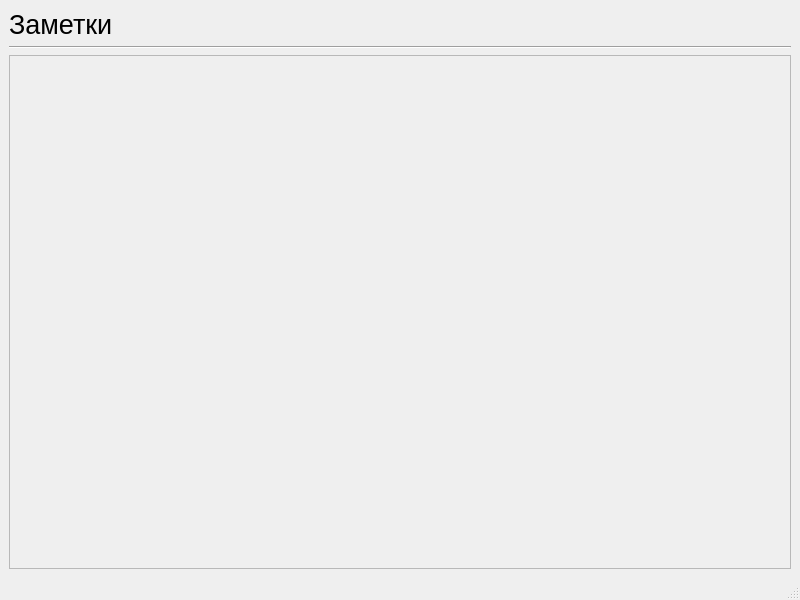
First picture: the form in notes.ui, repository Ore111ek/ThisLifeIsMine, before the edit.
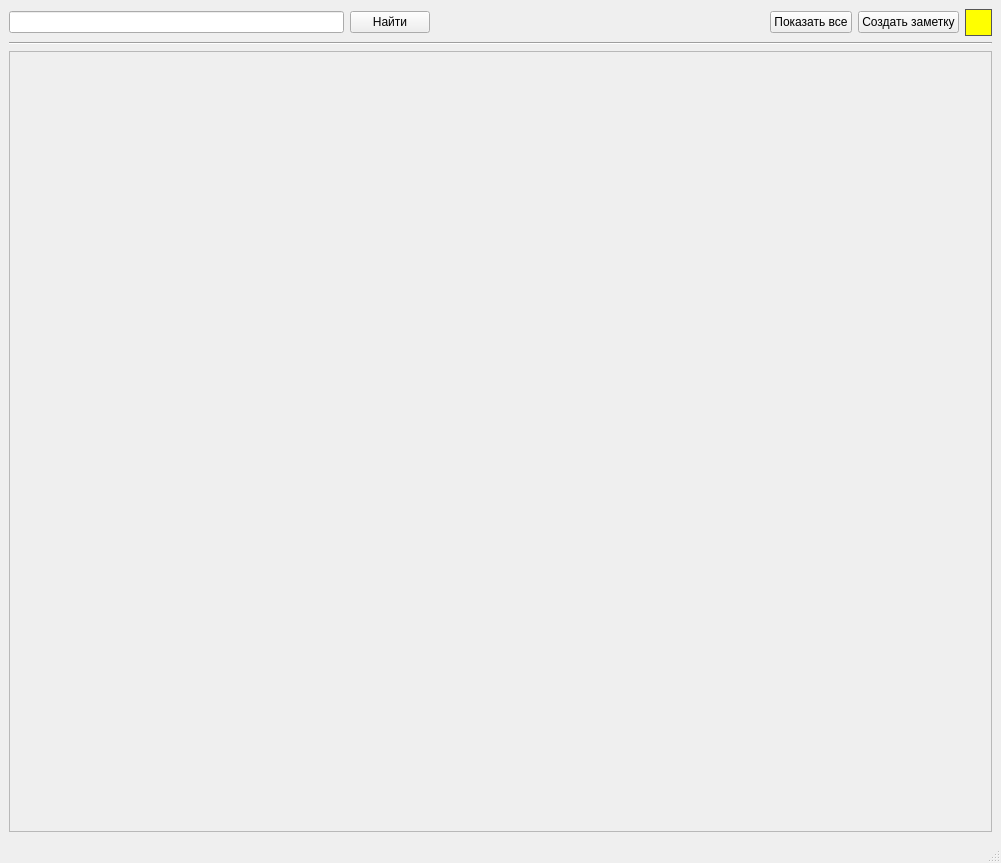
Second picture: the form after the edit. Icons and pictures are not drawn.

Patch:
```diff
--- a/notes.ui
+++ b/notes.ui
@@ -6,8 +6,8 @@
    <rect>
     <x>0</x>
     <y>0</y>
-    <width>800</width>
-    <height>600</height>
+    <width>1001</width>
+    <height>863</height>
    </rect>
   </property>
   <property name="windowTitle">
@@ -21,16 +21,60 @@
   <widget class="QWidget" name="centralwidget">
    <layout class="QVBoxLayout" name="verticalLayout">
     <item>
-     <widget class="QLabel" name="label">
-      <property name="font">
-       <font>
-        <pointsize>20</pointsize>
-       </font>
-      </property>
-      <property name="text">
-       <string>Заметки</string>
-      </property>
-     </widget>
+     <layout class="QHBoxLayout" name="horizontalLayout">
+      <item>
+       <widget class="QLineEdit" name="findEdit"/>
+      </item>
+      <item>
+       <widget class="QPushButton" name="findButton">
+        <property name="text">
+         <string>Найти</string>
+        </property>
+       </widget>
+      </item>
+      <item>
+       <spacer name="horizontalSpacer">
+        <property name="orientation">
+         <enum>Qt::Horizontal</enum>
+        </property>
+        <property name="sizeHint" stdset="0">
+         <size>
+          <width>40</width>
+          <height>20</height>
+         </size>
+        </property>
+       </spacer>
+      </item>
+      <item>
+       <widget class="QPushButton" name="showAllButton">
+        <property name="text">
+         <string>Показать все</string>
+        </property>
+       </widget>
+      </item>
+      <item>
+       <widget class="QPushButton" name="createButton">
+        <property name="text">
+         <string>Создать заметку</string>
+        </property>
+       </widget>
+      </item>
+      <item>
+       <widget class="QPushButton" name="BackColor">
+        <property name="styleSheet">
+         <string notr="true">QPushButton {
+ background-color: yellow; 
+ border: 1px solid #555;
+ width:25px;
+ height:25px;
+ }</string>
+        </property>
+        <property name="text">
+         <string/>
+        </property>
+       </widget>
+      </item>
+     </layout>
     </item>
     <item>
      <widget class="Line" name="line">
@@ -49,10 +93,19 @@
         <rect>
          <x>0</x>
          <y>0</y>
-         <width>776</width>
-         <height>468</height>
+         <width>977</width>
+         <height>741</height>
         </rect>
        </property>
+       <layout class="QFormLayout" name="formLayout">
+        <item row="0" column="0">
+         <layout class="QVBoxLayout" name="verticalLayout_2">
+          <property name="spacing">
+           <number>0</number>
+          </property>
+         </layout>
+        </item>
+       </layout>
       </widget>
      </widget>
     </item>
```
Left out of the diff: 2 changed lines with no effect on the pictures.
